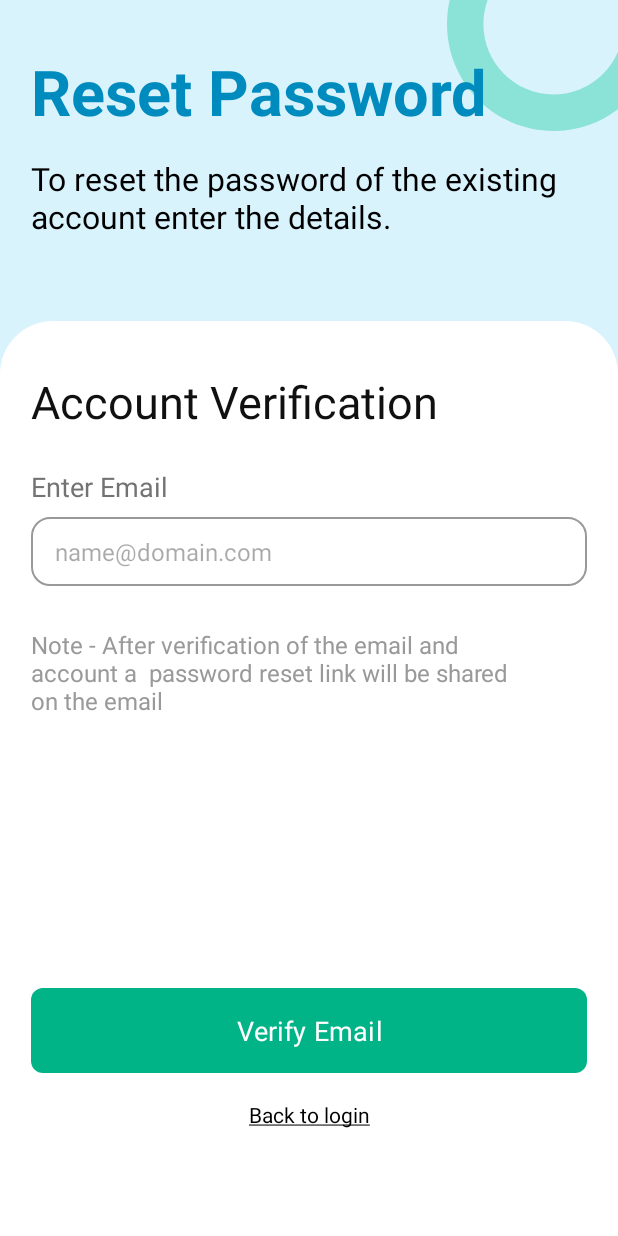
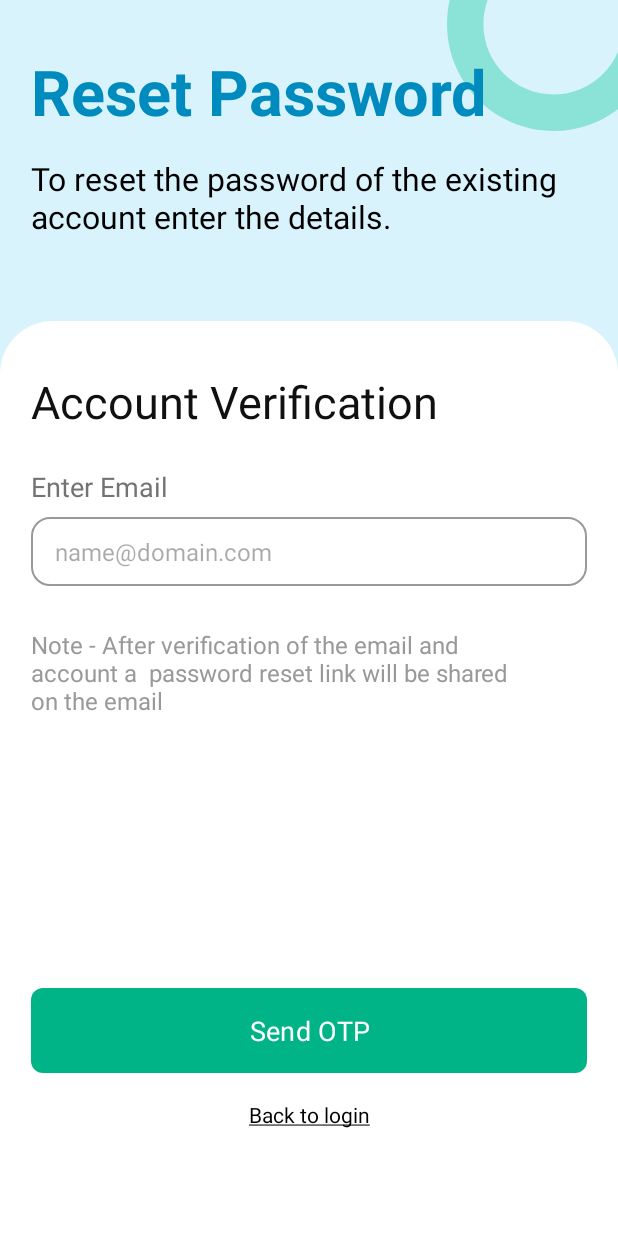
Before and after one commit to siddhigoel93/Tripsync-frontend, an Android app: the ForgotPasswordFragment screen opened through its navigation route, on a phone screen of 412 x 824 dp. Run offline under Robolectric (Android 15) with nearby library versions, the phone set to English and light mode, and no system bars; Roboto replaces fonts that are not available here.

Commit message:
integrated reset password APIs

```diff
--- a/app/build.gradle.kts
+++ b/app/build.gradle.kts
@@ -20,6 +20,7 @@ android {
 
         buildFeatures {
             buildConfig = true
+            viewBinding = true
         }
 
 
--- a/app/src/main/java/com/example/tripsync/fragment_signup.kt
+++ b/app/src/main/java/com/example/tripsync/Auth/fragment_signup.kt
@@ -1,4 +1,4 @@
-package com.example.tripsync
+package com.example.tripsync.Auth
 
 import android.os.Bundle
 import android.text.Editable
@@ -17,6 +17,7 @@ import androidx.core.view.WindowInsetsCompat
 import androidx.fragment.app.Fragment
 import androidx.navigation.findNavController
 import androidx.navigation.fragment.findNavController
+import com.example.tripsync.R
 
 class fragment_signup : Fragment() {
 
--- /dev/null
+++ b/app/src/main/java/com/example/tripsync/api/models/EmailRequest.kt
@@ -0,0 +1,6 @@
+package com.example.tripsync.api.models
+
+data class EmailRequest(
+    val email: String,
+
+)
--- /dev/null
+++ b/app/src/main/java/com/example/tripsync/api/models/GenericResponse.kt
@@ -0,0 +1,5 @@
+package com.example.tripsync.api.models
+
+data class GenericResponse(
+    val message: String?
+)
--- a/app/src/main/java/com/example/tripsync/onboarding/OnboardingFragment.kt
+++ b/app/src/main/java/com/example/tripsync/onboarding/OnboardingFragment.kt
@@ -6,7 +6,7 @@ import android.view.View
 import android.view.ViewGroup
 import androidx.fragment.app.Fragment
 import androidx.viewpager2.widget.ViewPager2
-import com.example.tripsync.LoginFragment
+import com.example.tripsync.Auth.LoginFragment
 import com.example.tripsync.R
 
 class OnboardingFragment : Fragment() {
--- a/app/src/main/res/layout/fragment_forgot_password.xml
+++ b/app/src/main/res/layout/fragment_forgot_password.xml
@@ -156,17 +156,7 @@
             android:textSize="12sp"
             app:layout_constraintBottom_toBottomOf="@id/email"
             app:layout_constraintStart_toEndOf="@id/email"/>
-        <TextView
-            android:id="@+id/usernameError2"
-            android:layout_width="wrap_content"
-            android:layout_height="wrap_content"
-            android:textColor="#FF0000"
-            android:text="(No account on this email)"
-            android:layout_marginStart="5dp"
-            android:visibility="gone"
-            android:textSize="12sp"
-            app:layout_constraintBottom_toBottomOf="@id/email"
-            app:layout_constraintStart_toEndOf="@id/email"/>
+
         <ImageView
             android:layout_width="24sp"
             android:layout_height="24sp"
@@ -193,7 +183,7 @@
             android:id="@+id/btn"
             android:layout_width="0dp"
             android:layout_height="wrap_content"
-            android:text="Verify Email"
+            android:text="Send OTP"
             android:textSize="18sp"
             android:textColor="@color/white"
             android:background="@drawable/next_button"
--- a/app/src/main/res/navigation/nav_graph.xml
+++ b/app/src/main/res/navigation/nav_graph.xml
@@ -7,7 +7,7 @@
 
     <fragment
         android:id="@+id/fragment_signup"
-        android:name="com.example.tripsync.fragment_signup"
+        android:name="com.example.tripsync.Auth.fragment_signup"
         android:label="Sign Up"
         tools:layout="@layout/fragment_signup" >
         <action
@@ -19,7 +19,7 @@
     </fragment>
     <fragment
         android:id="@+id/fragment_otp"
-        android:name="com.example.tripsync.fragment_otp"
+        android:name="com.example.tripsync.Auth.fragment_otp"
         android:label="fragment_otp"
         tools:layout="@layout/fragment_otp" >
         <action
@@ -38,7 +38,7 @@
 
     <fragment
         android:id="@+id/loginFragment"
-        android:name="com.example.tripsync.LoginFragment"
+        android:name="com.example.tripsync.Auth.LoginFragment"
         android:label="Login">
         <action
             android:id="@+id/action_login_to_forgot"
@@ -50,7 +50,7 @@
 
     <fragment
         android:id="@+id/resetPasswordFragment"
-        android:name="com.example.tripsync.ResetPasswordFragment"
+        android:name="com.example.tripsync.Auth.ResetPasswordFragment"
         android:label="Reset Password" >
         <action
             android:id="@+id/action_resetPasswordFragment_to_loginFragment"
@@ -58,13 +58,24 @@
     </fragment>
     <fragment
         android:id="@+id/forgotPasswordFragment"
-        android:name="com.example.tripsync.ForgotPasswordFragment"
+        android:name="com.example.tripsync.Auth.ForgotPasswordFragment"
         android:label="Forgot Password" >
-        <action
-            android:id="@+id/action_forgotPasswordFragment_to_resetPasswordFragment"
-            app:destination="@id/resetPasswordFragment" />
         <action
             android:id="@+id/action_forgotPasswordFragment_to_loginFragment"
             app:destination="@id/loginFragment" />
+        <action
+            android:id="@+id/action_forgotPasswordFragment_to_resetOTP"
+            app:destination="@id/resetOTP" />
+    </fragment>
+    <fragment
+        android:id="@+id/resetOTP"
+        android:name="com.example.tripsync.Auth.ResetOTP"
+        android:label="ResetOTP" >
+        <action
+            android:id="@+id/action_resetOTP_to_resetPasswordFragment"
+            app:destination="@id/resetPasswordFragment" />
+        <action
+            android:id="@+id/action_resetOTP_to_loginFragment"
+            app:destination="@id/loginFragment" />
     </fragment>
 </navigation>
```
Also changed, not shown: app/src/main/java/com/example/tripsync/Auth/ForgotPasswordFragment.kt (renamed from app/src/main/java/com/example/tripsync/ForgotPasswordFragment.kt, +34 -6 lines), app/src/main/java/com/example/tripsync/Auth/LoginFragment.kt (renamed from app/src/main/java/com/example/tripsync/LoginFragment.kt, +14 -5 lines), app/src/main/java/com/example/tripsync/Auth/ResetOtp.kt (added, +148 -0 lines), app/src/main/java/com/example/tripsync/Auth/ResetPasswordFragment.kt (renamed from app/src/main/java/com/example/tripsync/ResetPasswordFragment.kt, +29 -5 lines), app/src/main/java/com/example/tripsync/Auth/fragment_otp.kt (renamed from app/src/main/java/com/example/tripsync/fragment_otp.kt, +4 -3 lines), app/src/main/java/com/example/tripsync/api/AuthService.kt (+12 -1 lines), app/src/main/java/com/example/tripsync/api/models/OTPVerifyRequest.kt (added, +8 -0 lines).
